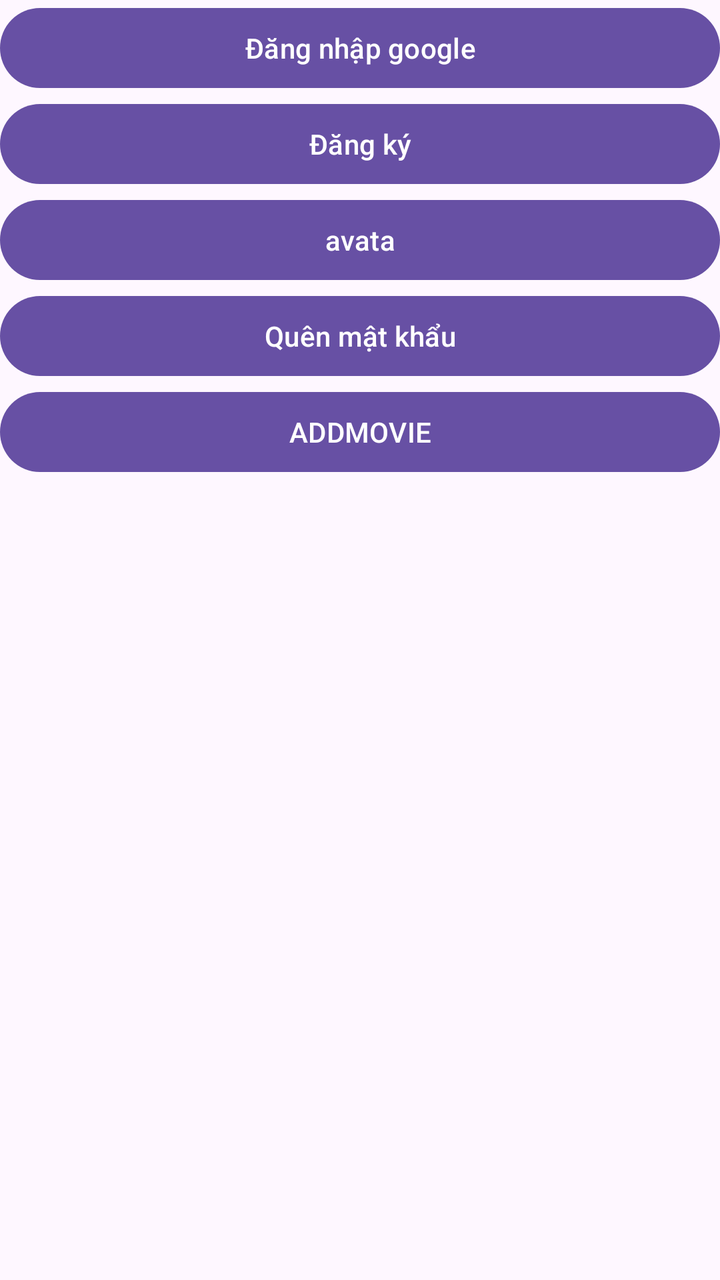
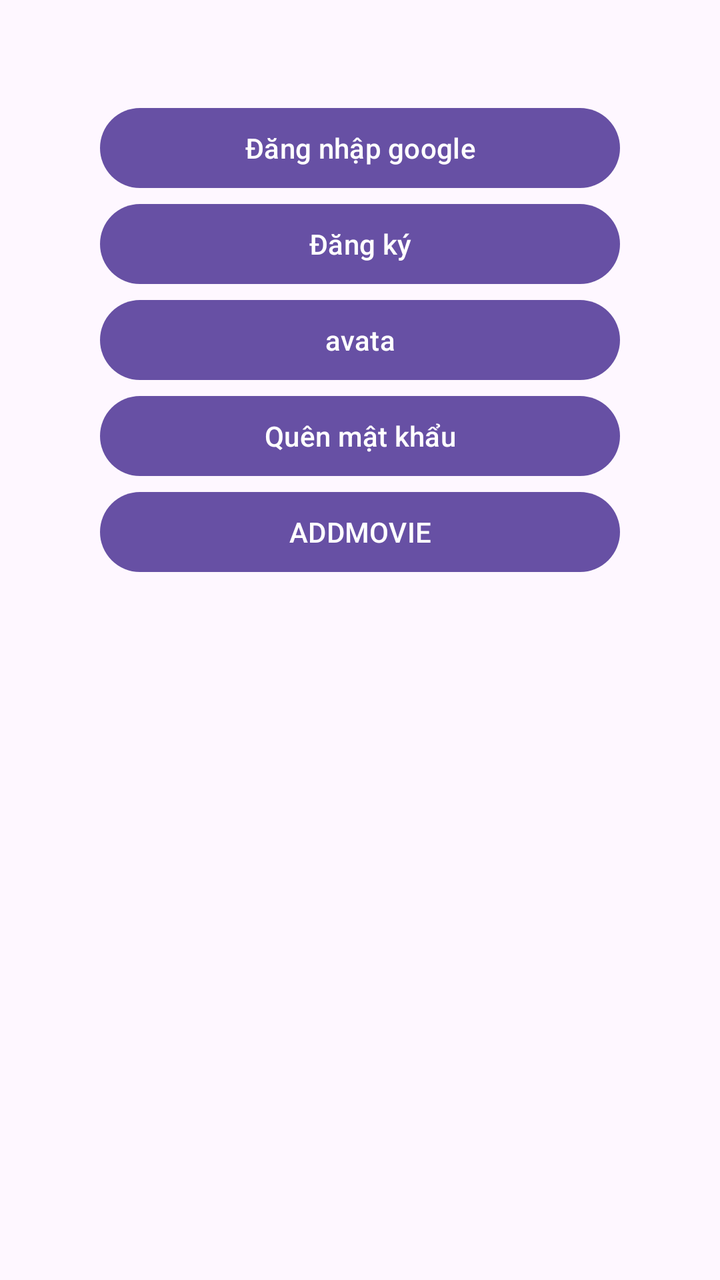

Two renders of the same Android screen: before a commit and after it. Below are the layout's source before the change and the commit's diff.
<!-- AndroidManifest.xml: application theme Theme.AppXemPhim -->
<!-- res/layout/activity_main.xml -->
<?xml version="1.0" encoding="utf-8"?>
<LinearLayout xmlns:android="http://schemas.android.com/apk/res/android"
    xmlns:app="http://schemas.android.com/apk/res-auto"
    xmlns:tools="http://schemas.android.com/tools"
    android:id="@+id/main"
    android:layout_width="match_parent"
    android:layout_height="match_parent"
    android:orientation="vertical"
    tools:context=".MainActivity">

    <Button
        android:id="@+id/button2"
        android:layout_width="match_parent"
        android:layout_height="wrap_content"

        android:onClick="siginwithgoogle"
        android:text="Đăng nhập google" />

    <Button
        android:id="@+id/button3"
        android:layout_width="match_parent"
        android:layout_height="wrap_content"
        android:onClick="registed"
        android:text="Đăng ký" />

    <TextView
        android:id="@+id/textView"
        android:layout_width="match_parent"
        android:layout_height="wrap_content"
        android:visibility="gone"
        android:text="TextView" />

    <Button
        android:id="@+id/button6"
        android:layout_width="match_parent"
        android:layout_height="wrap_content"
        android:visibility="gone"
        android:onClick="logout"
        android:text="logout" />

    <Button
        android:id="@+id/button7"
        android:layout_width="match_parent"
        android:layout_height="wrap_content"
        android:text="avata"
        android:onClick="gotoprofile"/>

    <Button
        android:id="@+id/button11"
        android:layout_width="match_parent"
        android:layout_height="wrap_content"
        android:onClick="forgetPass"
        android:text="Quên mật khẩu" />

    <Button
        android:id="@+id/button13"
        android:layout_width="match_parent"
        android:layout_height="wrap_content"
        android:onClick="changepageaddmovie"
        android:text="ADDMOVIE" />
</LinearLayout>
<!-- resources referenced by this layout -->
<resources>
  <style name="Theme.AppXemPhim" parent="Base.Theme.AppXemPhim" />
  <style name="Base.Theme.AppXemPhim" parent="Theme.Material3.DayNight.NoActionBar">
          
          
      </style>
</resources>

<!-- the commit's change to res/layout/activity_main.xml (unified diff, before → after) -->
@@ -6,6 +6,7 @@
     android:layout_width="match_parent"
     android:layout_height="match_parent"
     android:orientation="vertical"
+    android:padding="50dp"
     tools:context=".MainActivity">
 
     <Button
